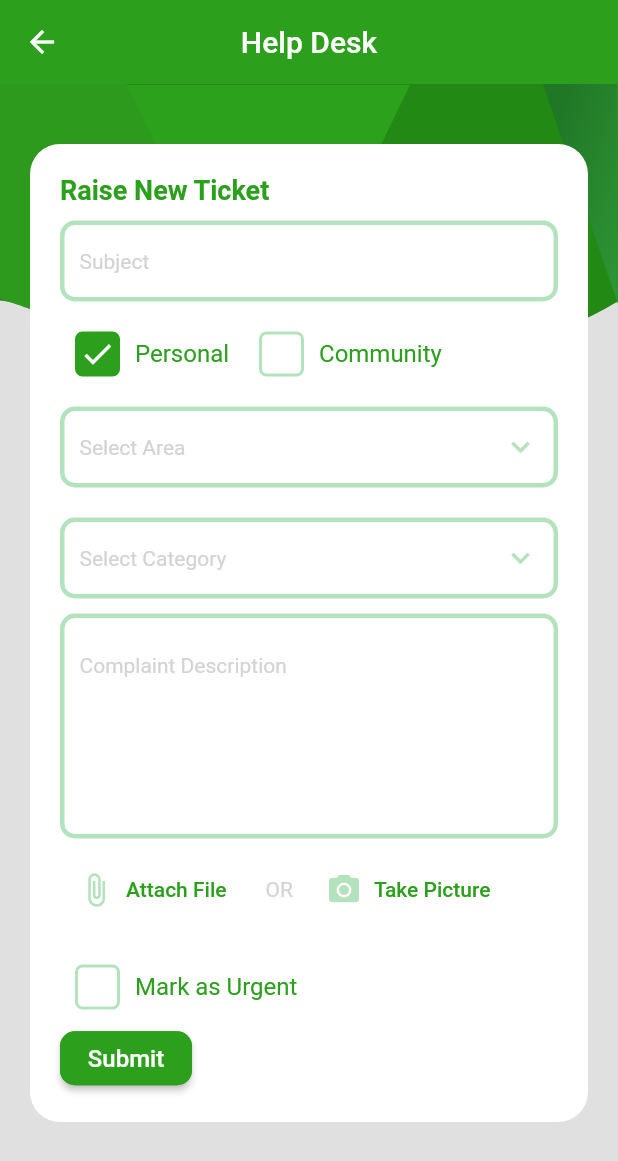
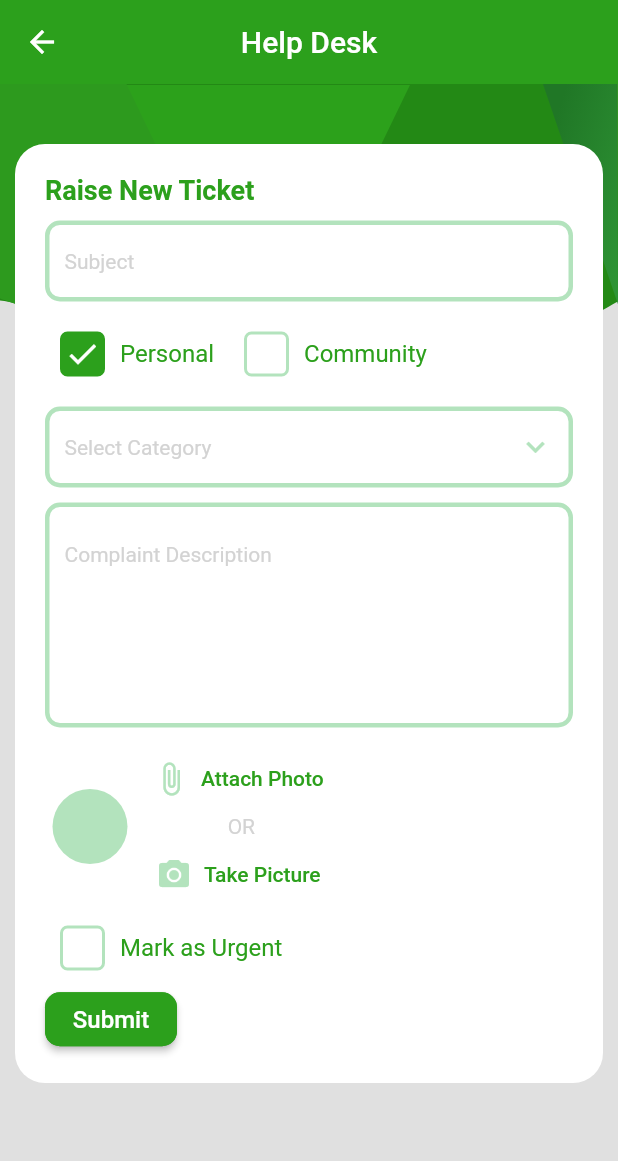
Before and after one commit to ConvivialSoftware/soiceutyrun-old, a Flutter app: the BaseRaiseNewTicket screen opened directly, on a phone screen of 412 x 824 dp. Shown: the top 1161 px of the screen. Run offline on Flutter 3.47's test engine with Material 2 defaults, Android fonts, the light colour scheme and no system bars; our stand-ins replace carousel_slider, connectivity, dio, file_picker, flutter_html, flutter_svg and 7 more; missing offline and left inert: clipboard_manager, dart:ffi, ext_storage, flutter_downloader, flutter_share, flutter_string_encryption and 2 more; accounts and stored records are empty; project files that could hold a hidden picture were left out.

Commit message:
Remove Area from the Complaint add Form

```diff
--- a/lib/Activities/RaiseNewTicket.dart
+++ b/lib/Activities/RaiseNewTicket.dart
@@ -3,6 +3,7 @@ import 'dart:io';
 
 import 'package:dio/dio.dart';
 import 'package:flutter/material.dart';
+import 'package:permission_handler/permission_handler.dart';
 import 'package:progress_dialog/progress_dialog.dart';
 import 'package:societyrun/GlobalClasses/AppLocalizations.dart';
 import 'package:societyrun/GlobalClasses/GlobalFunctions.dart';
@@ -23,7 +24,7 @@ class BaseRaiseNewTicket extends StatefulWidget {
 
 class RaiseNewTicketState extends State<BaseRaiseNewTicket> {
 
-  List<ComplaintArea> _areaList = new List<ComplaintArea>();
+ // List<ComplaintArea> _areaList = new List<ComplaintArea>();
   List<ComplaintCategory> _categoryList = new List<ComplaintCategory>();
   String complaintType="Personal";
   String complaintPriority="No";
@@ -34,8 +35,8 @@ class RaiseNewTicketState extends State<BaseRaiseNewTicket> {
 
 
 
-  List<DropdownMenuItem<String>> __areaListItems = new List<DropdownMenuItem<String>>();
-  String _areaSelectedItem;
+ // List<DropdownMenuItem<String>> __areaListItems = new List<DropdownMenuItem<String>>();
+ // String _areaSelectedItem;
 
 
   List<DropdownMenuItem<String>> __categoryListItems =
@@ -45,20 +46,28 @@ class RaiseNewTicketState extends State<BaseRaiseNewTicket> {
 
   String attachmentFilePath;
   String attachmentFileName;
+  String attachmentCompressFilePath;
 
   ProgressDialog _progressDialog;
+
+  bool isStoragePermission=false;
 
   @override
   void initState() {
     super.initState();
+    GlobalFunctions.checkPermission(Permission.storage).then((value) {
+      isStoragePermission=value;
+    });
     GlobalFunctions.checkInternetConnection().then((internet) {
       if (internet) {
-        getComplaintAreaData();
+        //getComplaintAreaData();
+        getComplaintCategoryData();
       } else {
         GlobalFunctions.showToast(AppLocalizations.of(context)
             .translate('pls_check_internet_connectivity'));
       }
     });
+
 
   }
 
@@ -118,7 +127,7 @@ class RaiseNewTicketState extends State<BaseRaiseNewTicket> {
   getRaiseTicketLayout() {
     return SingleChildScrollView(
       child: Container(
-        margin: EdgeInsets.fromLTRB(20, 40, 20, 40),
+        margin: EdgeInsets.fromLTRB(10, 40, 10, 40),
         padding: EdgeInsets.all(
             20), // height: MediaQuery.of(context).size.height / 0.5,
         decoration: BoxDecoration(
@@ -284,7 +293,7 @@ class RaiseNewTicketState extends State<BaseRaiseNewTicket> {
                   ],
                 ),
               ),
-              Container(
+          /*    Container(
                 width: double.infinity,
                 padding: EdgeInsets.fromLTRB(10, 0, 10, 0),
                 margin: EdgeInsets.fromLTRB(0, 20, 0, 0),
@@ -313,7 +322,7 @@ class RaiseNewTicketState extends State<BaseRaiseNewTicket> {
                     ),
                   ),
                 ),
-              ),
+              ),*/
               Container(
                 width: double.infinity,
                 padding: EdgeInsets.fromLTRB(10, 0, 10, 0),
@@ -371,10 +380,40 @@ class RaiseNewTicketState extends State<BaseRaiseNewTicket> {
                 child: Row(
                   children: <Widget>[
                     Container(
+                      width:50,
+                      height: 50,
+                      margin: EdgeInsets.fromLTRB(5, 0, 5, 0),
+                      decoration: attachmentFilePath==null ? BoxDecoration(
+                        color: GlobalVariables.mediumGreen,
+                        borderRadius: BorderRadius.circular(25),
+
+                      ) : BoxDecoration(
+                          shape: BoxShape.circle,
+                          image: DecorationImage(
+                              image: FileImage(File(attachmentFilePath)),
+                              fit: BoxFit.cover
+                          ),
+                          border: Border.all(color: GlobalVariables.green,width: 2.0)
+                      ),
+                      //child: attachmentFilePath==null?Container() : ClipRRect(child: Image.file(File(attachmentFilePath))),
+                    ),
+                    Column(
+                      children: <Widget>[
+                        Container(
                           child: FlatButton.icon(
                             onPressed: () {
 
+                              if(isStoragePermission) {
                                 openFile(context);
+                              }else{
+                                GlobalFunctions.askPermission(Permission.storage).then((value) {
+                                  if(value){
+                                    openFile(context);
+                                  }else{
+                                    GlobalFunctions.showToast(AppLocalizations.of(context).translate('download_permission'));
+                                  }
+                                });
+                              }
 
                             },
                             icon: Icon(
@@ -382,13 +421,13 @@ class RaiseNewTicketState extends State<BaseRaiseNewTicket> {
                               color: GlobalVariables.mediumGreen,
                             ),
                             label: Text(
-                          AppLocalizations.of(context).translate('attach_file'),
+                              AppLocalizations.of(context).translate('attach_photo'),
                               style: TextStyle(color: GlobalVariables.green),
                             ),
                           ),
                         ),
                         Container(
-                      margin: EdgeInsets.fromLTRB(10, 0, 10, 0),
+                          margin: EdgeInsets.fromLTRB(5, 0, 5, 0),
                           child: Text(
                             'OR',
                             style: TextStyle(color: GlobalVariables.lightGray),
@@ -398,7 +437,17 @@ class RaiseNewTicketState extends State<BaseRaiseNewTicket> {
                           child: FlatButton.icon(
                               onPressed: () {
 
+                                if(isStoragePermission) {
                                   openCamera(context);
+                                }else{
+                                  GlobalFunctions.askPermission(Permission.storage).then((value) {
+                                    if(value){
+                                      openCamera(context);
+                                    }else{
+                                      GlobalFunctions.showToast(AppLocalizations.of(context).translate('download_permission'));
+                                    }
+                                  });
+                                }
 
                               },
                               icon: Icon(
@@ -413,8 +462,12 @@ class RaiseNewTicketState extends State<BaseRaiseNewTicket> {
                         ),
                       ],
                     ),
+
+                  ],
                 ),
-              Container(
+              ),
+
+           /*   Container(
                 alignment: Alignment.topLeft,
                 child: Text(
                   attachmentFileName==null ? "" : attachmentFileName,
@@ -423,7 +476,7 @@ class RaiseNewTicketState extends State<BaseRaiseNewTicket> {
                       fontSize: 14,
                       fontWeight: FontWeight.bold),
                 ),
-              ),
+              ),*/
               Container(
                 margin: EdgeInsets.fromLTRB(10, 10, 0, 0),
                 child: Row(
@@ -515,6 +568,7 @@ class RaiseNewTicketState extends State<BaseRaiseNewTicket> {
     );
   }
 
+/*
 
   void changeAreaDropDownItem(String value) {
     print('clickable value : ' + value.toString());
@@ -524,6 +578,7 @@ class RaiseNewTicketState extends State<BaseRaiseNewTicket> {
     });
   }
 
+*/
 
   void changeCategoryDropDownItem(String value) {
     print('clickable value : ' + value.toString());
@@ -532,6 +587,7 @@ class RaiseNewTicketState extends State<BaseRaiseNewTicket> {
       print('_selctedItem:' + _categorySelectedItem.toString());
     });
   }
+/*
 
   void getComplaintAreaData() async{
 
@@ -556,11 +612,12 @@ class RaiseNewTicketState extends State<BaseRaiseNewTicket> {
           ));
         }
      //   _areaSelectedItem = __areaListItems[0].value;
-       getComplaintCategoryData();
+
       }
     });
 
   }
+*/
 
 
   void getComplaintCategoryData() async{
@@ -568,6 +625,7 @@ class RaiseNewTicketState extends State<BaseRaiseNewTicket> {
     final dio = Dio();
     final RestClient restClient = RestClient(dio);
     String societyId = await GlobalFunctions.getSocietyId();
+    _progressDialog.show();
     restClient.getComplaintsCategoryData(societyId).then((value) {
       if (value.status) {
         List<dynamic> _list = value.data;
@@ -590,7 +648,7 @@ class RaiseNewTicketState extends State<BaseRaiseNewTicket> {
       }
       _progressDialog.hide();
     });
-
+//800423_2020\-07\-30_20\:06\:12\.jpg
   }
 
   Future<void> addComplaint() async {
@@ -612,10 +670,11 @@ class RaiseNewTicketState extends State<BaseRaiseNewTicket> {
 
     if(attachmentFileName!=null && attachmentFilePath!=null){
       attachmentName = attachmentFileName;
-      attachment = GlobalFunctions.convertFileToString(attachmentFilePath);
+      attachment = GlobalFunctions.convertFileToString(attachmentCompressFilePath);
+      GlobalFunctions.removeFileFromDirectory(attachmentCompressFilePath);
     }
     _progressDialog.show();
-    restClient.addComplaint(societyId, block,flat,userId,complaintSubject.text,complaintType,_areaSelectedItem,_categorySelectedItem,
+    restClient.addComplaint(societyId, block,flat,userId,complaintSubject.text,complaintType,/*_areaSelectedItem,*/_categorySelectedItem,
     complaintDesc.text,complaintPriority,name,attachment,attachmentName,societyName,userEmail,societyEmail).then((value) {
       print("add complaint response : "+ value.toString());
       _progressDialog.hide();
@@ -629,41 +688,34 @@ class RaiseNewTicketState extends State<BaseRaiseNewTicket> {
     });
   }
 
+
   void openFile(BuildContext context) {
-
     GlobalFunctions.getFilePath(context).then((value) {
       attachmentFilePath=value;
-
-       print('file Path : '+attachmentFilePath.toString());
-/*  /storage/emulated/0/Pictures/Screenshots/Screenshot_20200515-105610.jpg   */
-
-     attachmentFileName = attachmentFilePath.substring(attachmentFilePath.lastIndexOf('/')+1,attachmentFilePath.length);
-       print('file Name : '+attachmentFileName.toString());
-
-       setState(() {
-       });
-
-// https://societyrun.com//Uploads/278808_2019-08-16_12:45:09.jpg
-
+      getCompressFilePath();
     });
 
   }
 
   void openCamera(BuildContext context) {
+    GlobalFunctions.openCamera().then((value) {
+      attachmentFilePath=value.path;
+      getCompressFilePath();
+    });
+  }
 
-    GlobalFunctions.openCamera().then((value) {
-
-      attachmentFilePath=value.path;
-
-      print('file Path : '+attachmentFilePath.toString());
-/*  /storage/emulated/0/Pictures/Screenshots/Screenshot_20200515-105610.jpg   */
-
+  void getCompressFilePath(){
     attachmentFileName = attachmentFilePath.substring(attachmentFilePath.lastIndexOf('/')+1,attachmentFilePath.length);
     print('file Name : '+attachmentFileName.toString());
-
+    GlobalFunctions.getTemporaryDirectoryPath().then((value) {
+      print('cache file Path : '+value.toString());
+      GlobalFunctions.getFilePathOfCompressImage(attachmentFilePath, value.toString()+'/'+attachmentFileName).then((value) {
+        attachmentCompressFilePath = value.toString();
+        print('Cache file path : '+attachmentCompressFilePath);
+        setState(() {
         });
-
-
+      });
+    });
   }
 
   void verifyData() {
@@ -671,7 +723,7 @@ class RaiseNewTicketState extends State<BaseRaiseNewTicket> {
 
     if(complaintSubject.text.length>0){
 
-      if(_areaSelectedItem!=null){
+    //  if(_areaSelectedItem!=null){
 
         if(_categorySelectedItem!=null){
 
@@ -689,10 +741,10 @@ class RaiseNewTicketState extends State<BaseRaiseNewTicket> {
         }
 
 
-      }else{
+     /* }else{
         GlobalFunctions.showToast("Please Select Complaint Area");
       }
-
+*/
     }else{
       GlobalFunctions.showToast("Please Enter Complaint Subject");
     }
```
Lines whose indentation alone changed are shown as unchanged.
